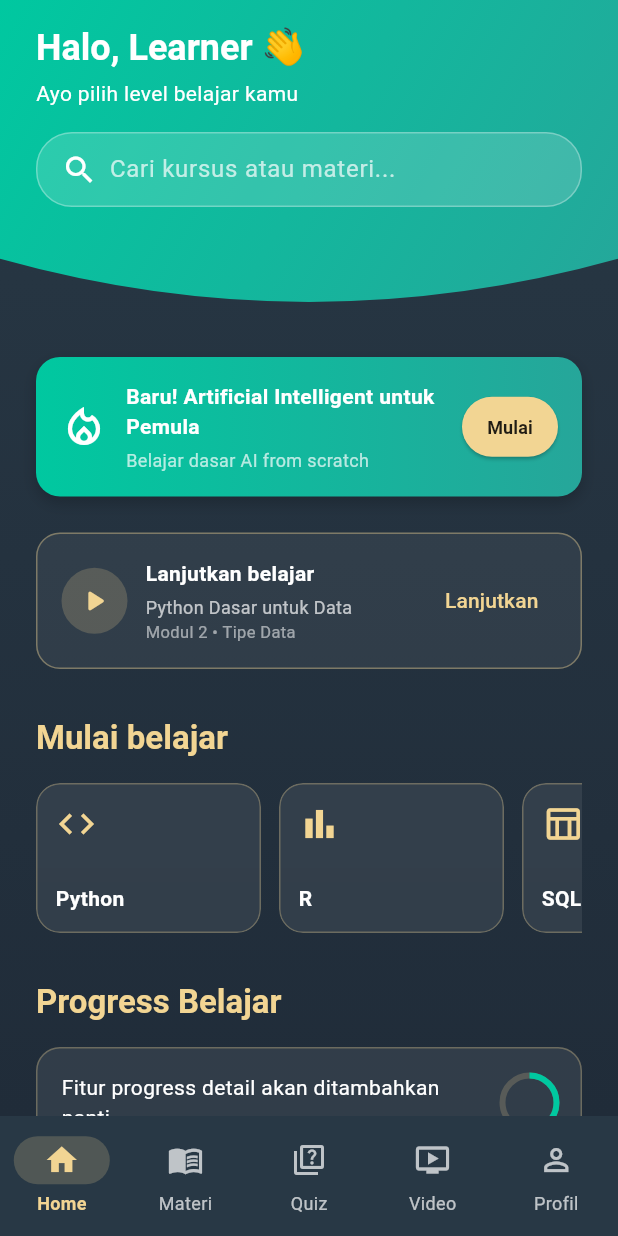
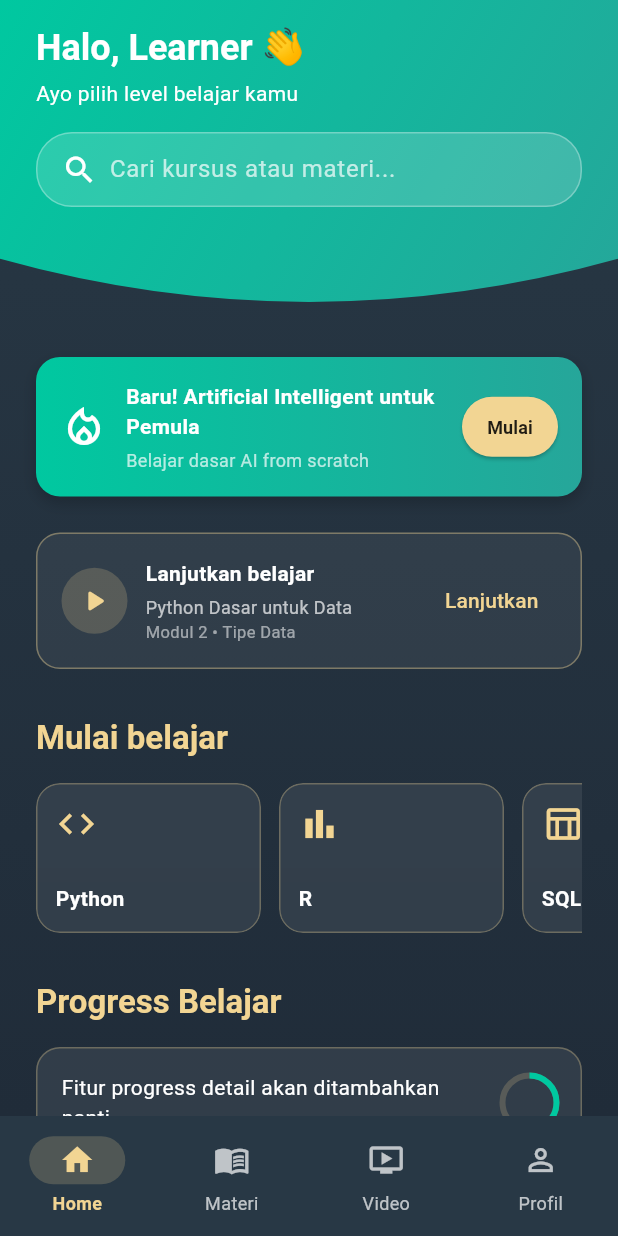
Before and after one commit to samuelnaibaho2005/proyek-flutter-aplikasi-codetodata, a Flutter app: the HomePage screen opened by its route, on a phone screen of 412 x 824 dp. Run offline on Flutter 3.47's test engine with Material 3 defaults, Android fonts, the phone set to English and light mode, and no system bars; our stand-ins replace audioplayers, shared_preferences, webview_flutter, youtube_player_flutter; accounts and stored records are empty.

Commit message:
menghapus quiz button navigasi

```diff
--- a/lib/features/home/home_page.dart
+++ b/lib/features/home/home_page.dart
@@ -30,7 +30,7 @@ class _HomePageState extends State<HomePage> {
     final pages = <Widget>[
       _HomeDashboard(name: auth.name, level: auth.level),
       const CourseListPage(),
-      const _QuizPlaceholderPage(),
+      // const _QuizPlaceholderPage(),
       const VideoListPage(),
       const ProfilePage(),
     ];
@@ -76,11 +76,6 @@ class _HomePageState extends State<HomePage> {
               icon: Icon(Icons.menu_book_outlined),
               selectedIcon: Icon(Icons.menu_book),
               label: 'Materi',
-            ),
-            NavigationDestination(
-              icon: Icon(Icons.quiz_outlined),
-              selectedIcon: Icon(Icons.quiz),
-              label: 'Quiz',
             ),
             NavigationDestination(
               icon: Icon(Icons.ondemand_video_outlined),
```
